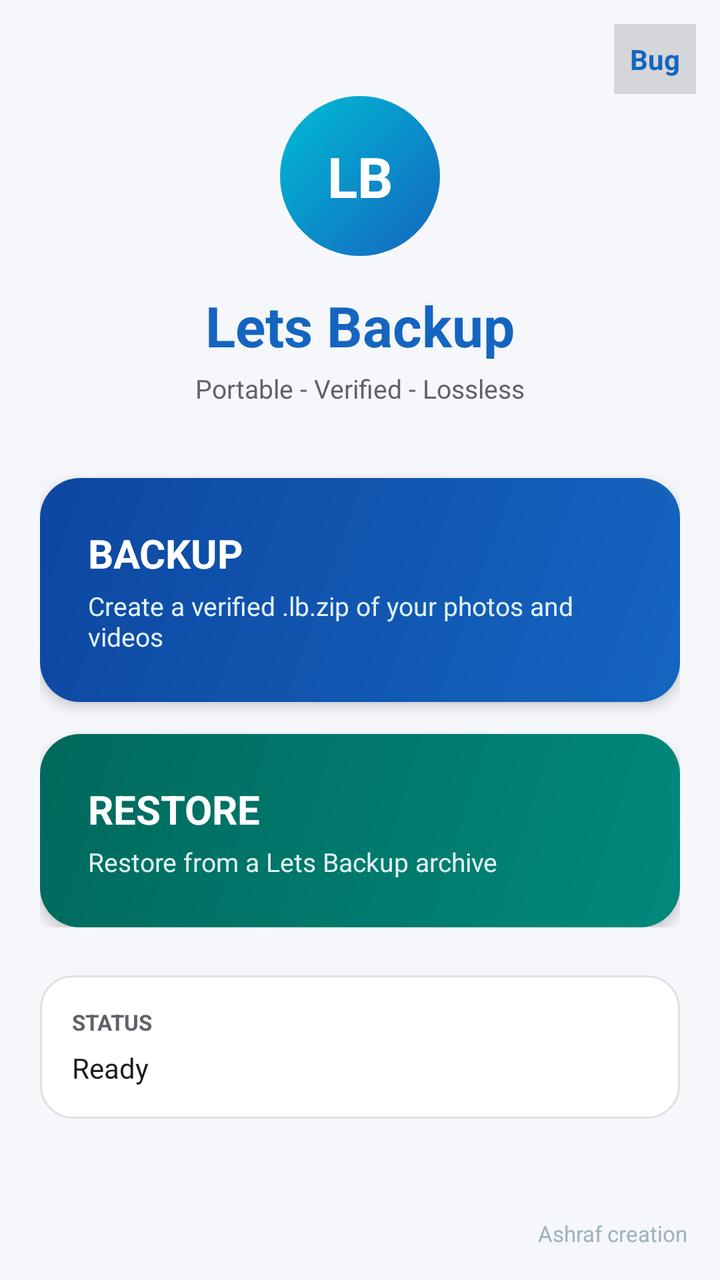
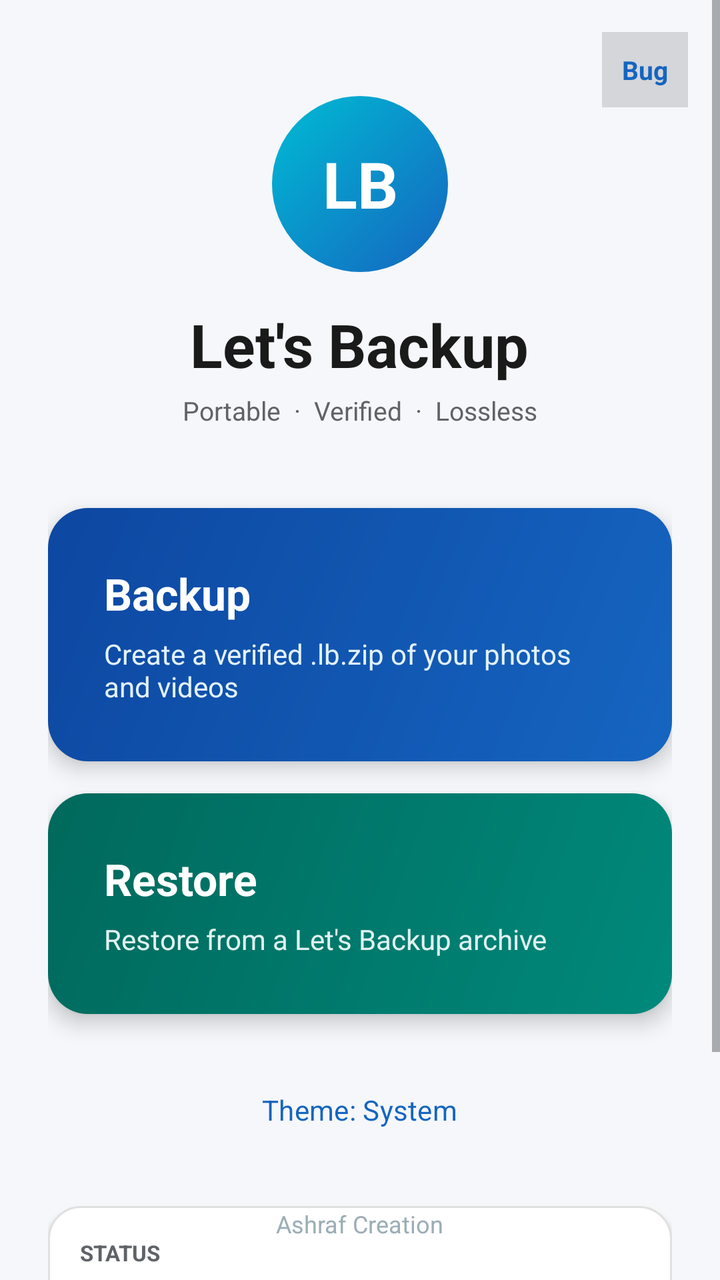

Screens rendered from an Android XML layout before and after an edit, with the pre-edit source and the edit as a unified diff.
<!-- AndroidManifest.xml: application theme Theme.LetsBackup -->
<!-- res/layout/activity_main.xml -->
<?xml version="1.0" encoding="utf-8"?>
<ScrollView xmlns:android="http://schemas.android.com/apk/res/android"
    android:layout_width="match_parent"
    android:layout_height="match_parent"
    android:background="@color/lb_background"
    android:fillViewport="true">

    <FrameLayout
        android:layout_width="match_parent"
        android:layout_height="wrap_content">

        <TextView
            android:id="@+id/bugReportBtn"
            android:layout_width="wrap_content"
            android:layout_height="wrap_content"
            android:layout_gravity="top|end"
            android:layout_margin="12dp"
            android:padding="8dp"
            android:text="Bug"
            android:textSize="14sp"
            android:textStyle="bold"
            android:textColor="#1565C0"
            android:background="#22000000"
            android:clickable="true"
            android:focusable="true" />

        <LinearLayout
            android:layout_width="match_parent"
            android:layout_height="wrap_content"
            android:orientation="vertical"
            android:padding="20dp">

            <LinearLayout
                android:id="@+id/homePanel"
                android:layout_width="match_parent"
                android:layout_height="wrap_content"
                android:orientation="vertical"
                android:gravity="center_horizontal">

                <FrameLayout
                    android:layout_width="80dp"
                    android:layout_height="80dp"
                    android:layout_marginTop="28dp"
                    android:background="@drawable/logo_lb">
                    <TextView
                        android:layout_width="match_parent"
                        android:layout_height="match_parent"
                        android:gravity="center"
                        android:text="LB"
                        android:textSize="28sp"
                        android:textStyle="bold"
                        android:textColor="#FFFFFF" />
                </FrameLayout>

                <TextView
                    android:layout_width="wrap_content"
                    android:layout_height="wrap_content"
                    android:layout_marginTop="16dp"
                    android:text="Lets Backup"
                    android:textSize="28sp"
                    android:textStyle="bold"
                    android:textColor="@color/lb_primary" />

                <TextView
                    android:layout_width="wrap_content"
                    android:layout_height="wrap_content"
                    android:layout_marginTop="4dp"
                    android:text="Portable - Verified - Lossless"
                    android:textSize="13sp"
                    android:textColor="@color/lb_text_secondary" />

                <View android:layout_width="match_parent" android:layout_height="36dp" />

                <LinearLayout
                    android:id="@+id/backupCard"
                    android:layout_width="match_parent"
                    android:layout_height="wrap_content"
                    android:orientation="vertical"
                    android:background="@drawable/card_backup"
                    android:padding="24dp"
                    android:elevation="4dp"
                    android:clickable="true"
                    android:focusable="true">
                    <TextView
                        android:layout_width="wrap_content"
                        android:layout_height="wrap_content"
                        android:text="BACKUP"
                        android:textSize="20sp"
                        android:textStyle="bold"
                        android:textColor="#FFFFFF" />
                    <TextView
                        android:layout_width="wrap_content"
                        android:layout_height="wrap_content"
                        android:layout_marginTop="4dp"
                        android:text="Create a verified .lb.zip of your photos and videos"
                        android:textSize="13sp"
                        android:textColor="#E3F2FD" />
                </LinearLayout>

                <View android:layout_width="match_parent" android:layout_height="16dp" />

                <LinearLayout
                    android:id="@+id/restoreCard"
                    android:layout_width="match_parent"
                    android:layout_height="wrap_content"
                    android:orientation="vertical"
                    android:background="@drawable/card_restore"
                    android:padding="24dp"
                    android:elevation="4dp"
                    android:clickable="true"
                    android:focusable="true">
                    <TextView
                        android:layout_width="wrap_content"
                        android:layout_height="wrap_content"
                        android:text="RESTORE"
                        android:textSize="20sp"
                        android:textStyle="bold"
                        android:textColor="#FFFFFF" />
                    <TextView
                        android:layout_width="wrap_content"
                        android:layout_height="wrap_content"
                        android:layout_marginTop="4dp"
                        android:text="Restore from a Lets Backup archive"
                        android:textSize="13sp"
                        android:textColor="#E0F2F1" />
                </LinearLayout>
            </LinearLayout>

            <LinearLayout
                android:id="@+id/selectionPanel"
                android:layout_width="match_parent"
                android:layout_height="wrap_content"
                android:orientation="vertical"
                android:visibility="gone">

                <TextView
                    android:layout_width="wrap_content"
                    android:layout_height="wrap_content"
                    android:text="Select what to backup"
                    android:textSize="20sp"
                    android:textStyle="bold"
                    android:textColor="@color/lb_text_primary" />

                <View android:layout_width="match_parent" android:layout_height="16dp" />

                <TextView
                    android:layout_width="wrap_content"
                    android:layout_height="wrap_content"
                    android:text="Media type"
                    android:textStyle="bold"
                    android:textColor="@color/lb_text_secondary" />
                <RadioGroup
                    android:id="@+id/mediaTypeGroup"
                    android:layout_width="match_parent"
                    android:layout_height="wrap_content"
                    android:orientation="horizontal"
                    android:layout_marginTop="4dp">
                    <RadioButton android:id="@+id/radioBoth" android:text="Photos + Videos" android:checked="true" />
                    <RadioButton android:id="@+id/radioPhotos" android:text="Photos" android:layout_marginStart="12dp" />
                    <RadioButton android:id="@+id/radioVideos" android:text="Videos" android:layout_marginStart="12dp" />
                </RadioGroup>

                <View android:layout_width="match_parent" android:layout_height="16dp" />

                <TextView
                    android:layout_width="wrap_content"
                    android:layout_height="wrap_content"
                    android:text="Date range"
                    android:textStyle="bold"
                    android:textColor="@color/lb_text_secondary" />
                <LinearLayout
                    android:layout_width="match_parent"
                    android:layout_height="wrap_content"
                    android:orientation="horizontal"
                    android:layout_marginTop="6dp">
                    <Button
                        android:id="@+id/fromDateBtn"
                        android:layout_width="0dp"
                        android:layout_weight="1"
                        android:layout_height="wrap_content"
                        android:text="From: Any"
                        style="@style/Widget.Material3.Button.OutlinedButton" />
                    <Button
                        android:id="@+id/toDateBtn"
                        android:layout_width="0dp"
                        android:layout_weight="1"
                        android:layout_height="wrap_content"
                        android:layout_marginStart="8dp"
                        android:text="To: Any"
                        style="@style/Widget.Material3.Button.OutlinedButton" />
                </LinearLayout>

                <View android:layout_width="match_parent" android:layout_height="16dp" />

                <LinearLayout
                    android:layout_width="match_parent"
                    android:layout_height="wrap_content"
                    android:orientation="horizontal">
                    <TextView
                        android:layout_width="0dp"
                        android:layout_weight="1"
                        android:layout_height="wrap_content"
                        android:text="Albums"
                        android:textStyle="bold"
                        android:textColor="@color/lb_text_secondary" />
                    <Button
                        android:id="@+id/selectAllBtn"
                        android:layout_width="wrap_content"
                        android:layout_height="wrap_content"
                        android:text="All"
                        style="@style/Widget.Material3.Button.TextButton" />
                    <Button
                        android:id="@+id/clearAllBtn"
                        android:layout_width="wrap_content"
                        android:layout_height="wrap_content"
                        android:text="Clear"
                        style="@style/Widget.Material3.Button.TextButton" />
                </LinearLayout>

                <LinearLayout
                    android:id="@+id/albumListContainer"
                    android:layout_width="match_parent"
                    android:layout_height="wrap_content"
                    android:orientation="vertical"
                    android:layout_marginTop="4dp" />

                <View android:layout_width="match_parent" android:layout_height="20dp" />

                <TextView
                    android:id="@+id/sizeText"
                    android:layout_width="match_parent"
                    android:layout_height="wrap_content"
                    android:text="Selected: 0 files"
                    android:textSize="15sp"
                    android:textStyle="bold"
                    android:textColor="@color/lb_primary"
                    android:padding="12dp"
                    android:background="@drawable/card_status" />

                <View android:layout_width="match_parent" android:layout_height="20dp" />

                <Button
                    android:id="@+id/startBackupBtn"
                    android:layout_width="match_parent"
                    android:layout_height="56dp"
                    android:text="START BACKUP"
                    android:textSize="16sp" />

                <Button
                    android:id="@+id/backToHomeBtn"
                    android:layout_width="match_parent"
                    android:layout_height="wrap_content"
                    android:layout_marginTop="8dp"
                    android:text="Back"
                    style="@style/Widget.Material3.Button.TextButton" />
            </LinearLayout>

            <View android:layout_width="match_parent" android:layout_height="24dp" />

            <LinearLayout
                android:layout_width="match_parent"
                android:layout_height="wrap_content"
                android:orientation="vertical"
                android:background="@drawable/card_status"
                android:padding="16dp">
                <TextView
                    android:layout_width="wrap_content"
                    android:layout_height="wrap_content"
                    android:text="STATUS"
                    android:textSize="11sp"
                    android:textStyle="bold"
                    android:textColor="@color/lb_text_secondary" />
                <TextView
                    android:id="@+id/statusText"
                    android:layout_width="match_parent"
                    android:layout_height="wrap_content"
                    android:layout_marginTop="6dp"
                    android:text="Ready"
                    android:textSize="14sp"
                    android:textColor="@color/lb_text_primary" />
            </LinearLayout>

            <View android:layout_width="match_parent" android:layout_height="60dp" />
        </LinearLayout>

        <TextView
            android:layout_width="wrap_content"
            android:layout_height="wrap_content"
            android:layout_gravity="bottom|end"
            android:layout_margin="16dp"
            android:text="Ashraf creation"
            android:textSize="11sp"
            android:textColor="#90A4AE"
            android:alpha="0.85" />
    </FrameLayout>
</ScrollView>
<!-- resources referenced by this layout -->
<resources>
  <color name="lb_background">#F5F7FA</color>
  <color name="lb_primary">#1565C0</color>
  <color name="lb_text_primary">#1A1A1A</color>
  <color name="lb_text_secondary">#5F6368</color>
  <!-- drawable card_backup (drawable) -->
  <?xml version="1.0" encoding="utf-8"?>
  <shape xmlns:android="http://schemas.android.com/apk/res/android"
      android:shape="rectangle">
      <gradient
          android:startColor="#1565C0"
          android:endColor="#0D47A1"
          android:angle="135" />
      <corners android:radius="20dp" />
  </shape>
  <!-- drawable card_restore (drawable) -->
  <?xml version="1.0" encoding="utf-8"?>
  <shape xmlns:android="http://schemas.android.com/apk/res/android"
      android:shape="rectangle">
      <gradient
          android:startColor="#00897B"
          android:endColor="#00695C"
          android:angle="135" />
      <corners android:radius="20dp" />
  </shape>
  <!-- drawable card_status (drawable) -->
  <?xml version="1.0" encoding="utf-8"?>
  <shape xmlns:android="http://schemas.android.com/apk/res/android"
      android:shape="rectangle">
      <solid android:color="@color/lb_card" />
      <corners android:radius="16dp" />
      <stroke android:width="1dp" android:color="#E0E0E0" />
  </shape>
  <!-- drawable logo_lb (drawable) -->
  <?xml version="1.0" encoding="utf-8"?>
  <shape xmlns:android="http://schemas.android.com/apk/res/android"
      android:shape="oval">
      <gradient
          android:startColor="#1565C0"
          android:endColor="#00BCD4"
          android:angle="135" />
      <size android:width="80dp" android:height="80dp" />
  </shape>
  <style name="Theme.LetsBackup" parent="Theme.Material3.DayNight.NoActionBar">
          <item name="colorPrimary">@color/lb_primary</item>
          <item name="colorPrimaryDark">@color/lb_primary_dark</item>
          <item name="colorAccent">@color/lb_accent</item>
          <item name="android:statusBarColor">@color/lb_primary_dark</item>
          <item name="android:navigationBarColor">@color/lb_background</item>
          <item name="android:windowBackground">@color/lb_background</item>
          <item name="android:textColorPrimary">@color/lb_text_primary</item>
          <item name="android:textColorSecondary">@color/lb_text_secondary</item>
          <item name="colorOnSurface">@color/lb_text_primary</item>
          <item name="android:fontFamily">sans-serif</item>
      </style>
  <color name="lb_card">#FFFFFF</color>
  <color name="lb_primary_dark">#0D47A1</color>
  <color name="lb_accent">#00BCD4</color>
</resources>

<!-- the commit's change to res/layout/activity_main.xml (unified diff, before → after) -->
@@ -1,34 +1,19 @@
 <?xml version="1.0" encoding="utf-8"?>
-<ScrollView xmlns:android="http://schemas.android.com/apk/res/android"
+<FrameLayout xmlns:android="http://schemas.android.com/apk/res/android"
     android:layout_width="match_parent"
     android:layout_height="match_parent"
-    android:background="@color/lb_background"
-    android:fillViewport="true">
-
-    <FrameLayout
+    android:background="@color/lb_background">
+
+    <ScrollView
         android:layout_width="match_parent"
-        android:layout_height="wrap_content">
-
-        <TextView
-            android:id="@+id/bugReportBtn"
-            android:layout_width="wrap_content"
-            android:layout_height="wrap_content"
-            android:layout_gravity="top|end"
-            android:layout_margin="12dp"
-            android:padding="8dp"
-            android:text="Bug"
-            android:textSize="14sp"
-            android:textStyle="bold"
-            android:textColor="#1565C0"
-            android:background="#22000000"
-            android:clickable="true"
-            android:focusable="true" />
+        android:layout_height="match_parent"
+        android:fillViewport="true">
 
         <LinearLayout
             android:layout_width="match_parent"
             android:layout_height="wrap_content"
             android:orientation="vertical"
-            android:padding="20dp">
+            android:padding="24dp">
 
             <LinearLayout
                 android:id="@+id/homePanel"
@@ -37,17 +22,18 @@
                 android:orientation="vertical"
                 android:gravity="center_horizontal">
 
+                <View android:layout_width="match_parent" android:layout_height="24dp" />
+
                 <FrameLayout
-                    android:layout_width="80dp"
-                    android:layout_height="80dp"
-                    android:layout_marginTop="28dp"
+                    android:layout_width="88dp"
+                    android:layout_height="88dp"
                     android:background="@drawable/logo_lb">
                     <TextView
                         android:layout_width="match_parent"
                         android:layout_height="match_parent"
                         android:gravity="center"
                         android:text="LB"
-                        android:textSize="28sp"
+                        android:textSize="32sp"
                         android:textStyle="bold"
                         android:textColor="#FFFFFF" />
                 </FrameLayout>
@@ -56,20 +42,20 @@
                     android:layout_width="wrap_content"
                     android:layout_height="wrap_content"
                     android:layout_marginTop="16dp"
-                    android:text="Lets Backup"
-                    android:textSize="28sp"
-                    android:textStyle="bold"
-                    android:textColor="@color/lb_primary" />
+                    android:text="Let's Backup"
+                    android:textSize="30sp"
+                    android:textStyle="bold"
+                    android:textColor="@color/lb_text_primary" />
 
                 <TextView
                     android:layout_width="wrap_content"
                     android:layout_height="wrap_content"
                     android:layout_marginTop="4dp"
-                    android:text="Portable - Verified - Lossless"
+                    android:text="Portable  ·  Verified  ·  Lossless"
                     android:textSize="13sp"
                     android:textColor="@color/lb_text_secondary" />
 
-                <View android:layout_width="match_parent" android:layout_height="36dp" />
+                <View android:layout_width="match_parent" android:layout_height="40dp" />
 
                 <LinearLayout
                     android:id="@+id/backupCard"
@@ -77,23 +63,23 @@
                     android:layout_height="wrap_content"
                     android:orientation="vertical"
                     android:background="@drawable/card_backup"
-                    android:padding="24dp"
-                    android:elevation="4dp"
+                    android:padding="28dp"
+                    android:elevation="6dp"
                     android:clickable="true"
                     android:focusable="true">
                     <TextView
                         android:layout_width="wrap_content"
                         android:layout_height="wrap_content"
-                        android:text="BACKUP"
-                        android:textSize="20sp"
+                        android:text="Backup"
+                        android:textSize="22sp"
                         android:textStyle="bold"
                         android:textColor="#FFFFFF" />
                     <TextView
                         android:layout_width="wrap_content"
                         android:layout_height="wrap_content"
-                        android:layout_marginTop="4dp"
+                        android:layout_marginTop="6dp"
                         android:text="Create a verified .lb.zip of your photos and videos"
-                        android:textSize="13sp"
+                        android:textSize="14sp"
                         android:textColor="#E3F2FD" />
                 </LinearLayout>
 
@@ -105,25 +91,34 @@
                     android:layout_height="wrap_content"
                     android:orientation="vertical"
                     android:background="@drawable/card_restore"
-                    android:padding="24dp"
-                    android:elevation="4dp"
+                    android:padding="28dp"
+                    android:elevation="6dp"
                     android:clickable="true"
                     android:focusable="true">
                     <TextView
                         android:layout_width="wrap_content"
                         android:layout_height="wrap_content"
-                        android:text="RESTORE"
-                        android:textSize="20sp"
+                        android:text="Restore"
+                        android:textSize="22sp"
                         android:textStyle="bold"
                         android:textColor="#FFFFFF" />
                     <TextView
                         android:layout_width="wrap_content"
                         android:layout_height="wrap_content"
-                        android:layout_marginTop="4dp"
-                        android:text="Restore from a Lets Backup archive"
-                        android:textSize="13sp"
+                        android:layout_marginTop="6dp"
+                        android:text="Restore from a Let's Backup archive"
+                        android:textSize="14sp"
                         android:textColor="#E0F2F1" />
                 </LinearLayout>
+
+                <View android:layout_width="match_parent" android:layout_height="24dp" />
+
+                <Button
+                    android:id="@+id/themeBtn"
+                    android:layout_width="wrap_content"
+                    android:layout_height="wrap_content"
+                    android:text="Theme: System"
+                    style="@style/Widget.Material3.Button.TextButton" />
             </LinearLayout>
 
             <LinearLayout
@@ -137,11 +132,11 @@
                     android:layout_width="wrap_content"
                     android:layout_height="wrap_content"
                     android:text="Select what to backup"
-                    android:textSize="20sp"
+                    android:textSize="22sp"
                     android:textStyle="bold"
                     android:textColor="@color/lb_text_primary" />
 
-                <View android:layout_width="match_parent" android:layout_height="16dp" />
+                <View android:layout_width="match_parent" android:layout_height="20dp" />
 
                 <TextView
                     android:layout_width="wrap_content"
@@ -154,10 +149,13 @@
                     android:layout_width="match_parent"
                     android:layout_height="wrap_content"
                     android:orientation="horizontal"
-                    android:layout_marginTop="4dp">
-                    <RadioButton android:id="@+id/radioBoth" android:text="Photos + Videos" android:checked="true" />
-                    <RadioButton android:id="@+id/radioPhotos" android:text="Photos" android:layout_marginStart="12dp" />
-                    <RadioButton android:id="@+id/radioVideos" android:text="Videos" android:layout_marginStart="12dp" />
+                    android:layout_marginTop="6dp">
+                    <RadioButton android:id="@+id/radioBoth" android:text="Photos + Videos" android:checked="true"
+                        android:textColor="@color/lb_text_primary" />
+                    <RadioButton android:id="@+id/radioPhotos" android:text="Photos" android:layout_marginStart="12dp"
+                        android:textColor="@color/lb_text_primary" />
+                    <RadioButton android:id="@+id/radioVideos" android:text="Videos" android:layout_marginStart="12dp"
+                        android:textColor="@color/lb_text_primary" />
                 </RadioGroup>
 
                 <View android:layout_width="match_parent" android:layout_height="16dp" />
@@ -173,20 +171,11 @@
                     android:layout_height="wrap_content"
                     android:orientation="horizontal"
                     android:layout_marginTop="6dp">
-                    <Button
-                        android:id="@+id/fromDateBtn"
-                        android:layout_width="0dp"
-                        android:layout_weight="1"
-                        android:layout_height="wrap_content"
-                        android:text="From: Any"
+                    <Button android:id="@+id/fromDateBtn" android:layout_width="0dp" android:layout_weight="1"
+                        android:layout_height="wrap_content" android:text="From: Any"
                         style="@style/Widget.Material3.Button.OutlinedButton" />
-                    <Button
-                        android:id="@+id/toDateBtn"
-                        android:layout_width="0dp"
-                        android:layout_weight="1"
-                        android:layout_height="wrap_content"
-                        android:layout_marginStart="8dp"
-                        android:text="To: Any"
+                    <Button android:id="@+id/toDateBtn" android:layout_width="0dp" android:layout_weight="1"
+                        android:layout_height="wrap_content" android:layout_marginStart="8dp" android:text="To: Any"
                         style="@style/Widget.Material3.Button.OutlinedButton" />
                 </LinearLayout>
 
@@ -196,25 +185,12 @@
                     android:layout_width="match_parent"
                     android:layout_height="wrap_content"
                     android:orientation="horizontal">
-                    <TextView
-                        android:layout_width="0dp"
-                        android:layout_weight="1"
-                        android:layout_height="wrap_content"
-                        android:text="Albums"
-                        android:textStyle="bold"
-                        android:textColor="@color/lb_text_secondary" />
-                    <Button
-                        android:id="@+id/selectAllBtn"
-                        android:layout_width="wrap_content"
-                        android:layout_height="wrap_content"
-                        android:text="All"
-                        style="@style/Widget.Material3.Button.TextButton" />
-                    <Button
-                        android:id="@+id/clearAllBtn"
-                        android:layout_width="wrap_content"
-                        android:layout_height="wrap_content"
-                        android:text="Clear"
-                        style="@style/Widget.Material3.Button.TextButton" />
+                    <TextView android:layout_width="0dp" android:layout_weight="1" android:layout_height="wrap_content"
+                        android:text="Albums" android:textStyle="bold" android:textColor="@color/lb_text_secondary" />
+                    <Button android:id="@+id/selectAllBtn" android:layout_width="wrap_content" android:layout_height="wrap_content"
+                        android:text="All" style="@style/Widget.Material3.Button.TextButton" />
+                    <Button android:id="@+id/clearAllBtn" android:layout_width="wrap_content" android:layout_height="wrap_content"
+                        android:text="Clear" style="@style/Widget.Material3.Button.TextButton" />
                 </LinearLayout>
 
                 <LinearLayout
@@ -234,7 +210,7 @@
                     android:textSize="15sp"
                     android:textStyle="bold"
                     android:textColor="@color/lb_primary"
-                    android:padding="12dp"
+                    android:padding="14dp"
                     android:background="@drawable/card_status" />
 
                 <View android:layout_width="match_parent" android:layout_height="20dp" />
@@ -262,7 +238,8 @@
                 android:layout_height="wrap_content"
                 android:orientation="vertical"
                 android:background="@drawable/card_status"
-                android:padding="16dp">
+                android:padding="16dp"
+                android:elevation="2dp">
                 <TextView
                     android:layout_width="wrap_content"
                     android:layout_height="wrap_content"
@@ -280,17 +257,45 @@
                     android:textColor="@color/lb_text_primary" />
             </LinearLayout>
 
-            <View android:layout_width="match_parent" android:layout_height="60dp" />
+            <View android:layout_width="match_parent" android:layout_height="80dp" />
         </LinearLayout>
-
-        <TextView
-            android:layout_width="wrap_content"
-            android:layout_height="wrap_content"
-            android:layout_gravity="bottom|end"
-            android:layout_margin="16dp"
-            android:text="Ashraf creation"
-            android:textSize="11sp"
-            android:textColor="#90A4AE"
-            android:alpha="0.85" />
-    </FrameLayout>
-</ScrollView>
+    </ScrollView>
+
+    <TextView
+        android:id="@+id/bugReportBtn"
+        android:layout_width="wrap_content"
+        android:layout_height="wrap_content"
+        android:layout_gravity="top|end"
+        android:layout_margin="16dp"
+        android:padding="10dp"
+        android:text="Bug"
+        android:textSize="13sp"
+        android:textStyle="bold"
+        android:textColor="@color/lb_primary"
+        android:background="#22000000"
+        android:clickable="true"
+        android:focusable="true" />
+
+    <TextView
+        android:id="@+id/watermarkText"
+        android:layout_width="wrap_content"
+        android:layout_height="wrap_content"
+        android:layout_gravity="bottom|center_horizontal"
+        android:layout_marginBottom="20dp"
+        android:text="Ashraf Creation"
+        android:textSize="12sp"
+        android:textColor="@color/lb_watermark"
+        android:alpha="0.9" />
+
+    <TextView
+        android:id="@+id/watermarkProgress"
+        android:layout_width="wrap_content"
+        android:layout_height="wrap_content"
+        android:layout_gravity="center"
+        android:text="Ashraf Creation"
+        android:textSize="28sp"
+        android:textStyle="bold"
+        android:textColor="@color/lb_watermark_progress"
+        android:alpha="0.35"
+        android:visibility="gone" />
+</FrameLayout>
<!-- resource entries referenced after the edit -->
@@ -4,6 +4,8 @@
   <color name="lb_primary">#1565C0</color>
   <color name="lb_text_primary">#1A1A1A</color>
   <color name="lb_text_secondary">#5F6368</color>
+  <color name="lb_watermark">#90A4AE</color>
+  <color name="lb_watermark_progress">#1565C0</color>
   <!-- drawable card_backup (drawable) -->
   <?xml version="1.0" encoding="utf-8"?>
   <shape xmlns:android="http://schemas.android.com/apk/res/android"
